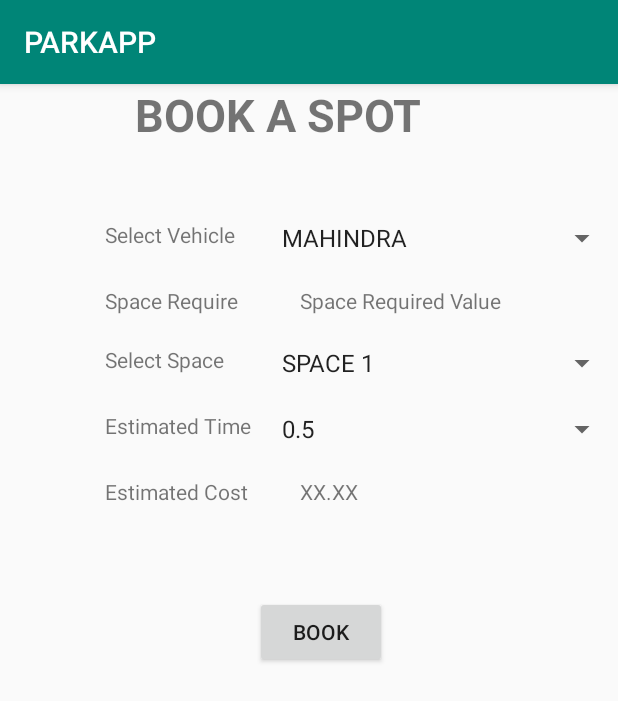
After one commit to ujjaldas132/parkApp, an Android app: the BOOK screen opened directly, with no data from a screen before it, on a phone screen of 412 x 824 dp. The commit adds this screen. Shown: the top 701 px of the screen. Run offline under Robolectric (Android 15) with nearby library versions, the phone set to English and light mode, and no system bars.

Commit message:
book a spot done

```diff
--- a/assets/app/src/main/AndroidManifest.xml
+++ b/assets/app/src/main/AndroidManifest.xml
@@ -12,7 +12,9 @@
         android:roundIcon="@mipmap/ic_launcher_round"
         android:supportsRtl="true"
         android:theme="@style/AppTheme">
-        <activity android:name=".CAR"></activity>
+        <activity android:name=".FIND"></activity>
+        <activity android:name=".BOOK" />
+        <activity android:name=".CAR" />
         <activity android:name=".MainActivity">
             <intent-filter>
                 <action android:name="android.intent.action.MAIN" />
--- /dev/null
+++ b/assets/app/src/main/java/com/example/parkapp/BOOK.java
@@ -0,0 +1,65 @@
+package com.example.parkapp;
+
+import androidx.appcompat.app.AppCompatActivity;
+
+import android.os.Bundle;
+import android.widget.ArrayAdapter;
+import android.widget.Spinner;
+
+import java.util.ArrayList;
+import java.util.List;
+
+public class BOOK extends AppCompatActivity {
+    public String[] arrayVehicle = new String[] {
+            "MAHINDRA","Tesla"
+    };
+    public String[] arraySpace= new String[] {
+            "SPACE 1","SPACE 3","SPACE 4","SPACE 7"
+    };
+    public String[] arrayTime= new String[] {
+            "0.5","1","1.5","2","2.5","3"
+    };
+
+
+    @Override
+    protected void onCreate(Bundle savedInstanceState) {
+        super.onCreate(savedInstanceState);
+        setContentView(R.layout.activity_book);
+
+
+
+
+
+
+        Spinner s = (Spinner) findViewById(R.id.selectVehicle);
+        ArrayAdapter<String> adapter = new ArrayAdapter<String>(this,
+                android.R.layout.simple_spinner_item, arrayVehicle);
+        adapter.setDropDownViewResource(android.R.layout.simple_spinner_dropdown_item);
+        s.setAdapter(adapter);
+
+
+
+
+
+        Spinner sp = (Spinner) findViewById(R.id.selectSpace);
+        ArrayAdapter<String> adapter1 = new ArrayAdapter<String>(this,
+                android.R.layout.simple_spinner_item, arraySpace);
+        adapter1.setDropDownViewResource(android.R.layout.simple_spinner_dropdown_item);
+        sp.setAdapter(adapter1);
+
+
+
+
+        Spinner timesp = (Spinner) findViewById(R.id.timeValue);
+        ArrayAdapter<String> adaptert = new ArrayAdapter<String>(this,
+                android.R.layout.simple_spinner_item, arrayTime);
+        adaptert.setDropDownViewResource(android.R.layout.simple_spinner_dropdown_item);
+        timesp.setAdapter(adaptert);
+
+    }
+
+
+
+
+
+}
--- /dev/null
+++ b/assets/app/src/main/java/com/example/parkapp/FIND.java
@@ -0,0 +1,14 @@
+package com.example.parkapp;
+
+import androidx.appcompat.app.AppCompatActivity;
+
+import android.os.Bundle;
+
+public class FIND extends AppCompatActivity {
+
+    @Override
+    protected void onCreate(Bundle savedInstanceState) {
+        super.onCreate(savedInstanceState);
+        setContentView(R.layout.activity_find);
+    }
+}
--- a/assets/app/src/main/java/com/example/parkapp/MainActivity.java
+++ b/assets/app/src/main/java/com/example/parkapp/MainActivity.java
@@ -20,6 +20,22 @@ public class MainActivity extends AppCompatActivity {
         setContentView(R.layout.activity_main);
     }
 
+    public void findSpot(View view){
+        Intent i= new Intent(this,FIND.class);
+        startActivity(i);
+    }
+
+
+
+    public void bookSpot(View view){
+        Intent i= new Intent(this,BOOK.class);
+        startActivity(i);
+    }
+
+
+
+
+
 
     public void getCarStatus(View view){
         Intent i= new Intent(this,CAR.class);
@@ -34,4 +50,8 @@ public class MainActivity extends AppCompatActivity {
 
         startActivity(i);
     }
+
+
+
+
 }
--- /dev/null
+++ b/assets/app/src/main/res/layout/activity_book.xml
@@ -0,0 +1,140 @@
+<?xml version="1.0" encoding="utf-8"?>
+<RelativeLayout xmlns:android="http://schemas.android.com/apk/res/android"
+    xmlns:app="http://schemas.android.com/apk/res-auto"
+    xmlns:tools="http://schemas.android.com/tools"
+    android:layout_width="match_parent"
+    android:layout_height="match_parent"
+    tools:context=".BOOK">
+
+    <TextView
+        android:id="@+id/header"
+        android:layout_width="wrap_content"
+        android:layout_height="wrap_content"
+        android:text="BOOK A SPOT"
+        android:textSize="30dp"
+        android:textStyle="bold"
+        android:layout_marginLeft="90dp"
+        />
+
+
+
+
+    <TextView
+        android:id="@+id/vehicle"
+        android:layout_width="wrap_content"
+        android:layout_height="wrap_content"
+        android:text="Select Vehicle"
+        android:layout_below="@id/header"
+        android:layout_marginTop="50dp"
+        android:layout_marginLeft="70dp"
+        />
+    <Spinner
+        android:id="@+id/selectVehicle"
+        android:layout_width="match_parent"
+        android:layout_height="wrap_content"
+        android:layout_below="@id/header"
+        android:layout_marginTop="50dp"
+        android:layout_marginLeft="180dp"
+        />
+
+
+
+
+
+    <TextView
+        android:id="@+id/spaceRequired"
+        android:layout_width="wrap_content"
+        android:layout_height="wrap_content"
+        android:text="Space Require"
+        android:layout_below="@id/selectVehicle"
+        android:layout_marginTop="20dp"
+        android:layout_marginLeft="70dp"
+        />
+    <TextView
+        android:id="@+id/spaceRequiredValue"
+        android:layout_width="wrap_content"
+        android:layout_height="wrap_content"
+        android:text="Space Required Value"
+        android:layout_below="@id/selectVehicle"
+        android:layout_marginTop="20dp"
+        android:layout_marginLeft="200dp"
+        />
+
+
+
+
+
+    <TextView
+        android:id="@+id/space"
+        android:layout_width="wrap_content"
+        android:layout_height="wrap_content"
+        android:text="Select Space"
+        android:layout_below="@id/spaceRequiredValue"
+        android:layout_marginTop="20dp"
+        android:layout_marginLeft="70dp"
+        />
+    <Spinner
+        android:id="@+id/selectSpace"
+        android:layout_width="match_parent"
+        android:layout_height="wrap_content"
+        android:layout_below="@id/spaceRequiredValue"
+        android:layout_marginTop="20dp"
+        android:layout_marginLeft="180dp"
+        />
+
+
+
+    <TextView
+        android:id="@+id/time"
+        android:layout_width="wrap_content"
+        android:layout_height="wrap_content"
+        android:text="Estimated Time"
+        android:layout_below="@id/selectSpace"
+        android:layout_marginTop="20dp"
+        android:layout_marginLeft="70dp"
+        />
+    <Spinner
+        android:id="@+id/timeValue"
+        android:layout_width="match_parent"
+        android:layout_height="wrap_content"
+        android:layout_below="@id/selectSpace"
+        android:layout_marginTop="20dp"
+        android:layout_marginLeft="180dp"
+        />
+
+
+
+
+
+    <TextView
+        android:id="@+id/cost"
+        android:layout_width="wrap_content"
+        android:layout_height="wrap_content"
+        android:text="Estimated Cost"
+        android:layout_below="@id/timeValue"
+        android:layout_marginTop="20dp"
+        android:layout_marginLeft="70dp"
+        />
+    <TextView
+        android:id="@+id/costValue"
+        android:layout_width="match_parent"
+        android:layout_height="wrap_content"
+        android:text="XX.XX"
+        android:layout_below="@id/timeValue"
+        android:layout_marginTop="20dp"
+        android:layout_marginLeft="200dp"
+        />
+
+
+
+    <Button
+        android:id="@+id/book"
+        android:layout_width="wrap_content"
+        android:layout_height="wrap_content"
+        android:text="BOOK"
+        android:layout_below="@id/costValue"
+        android:layout_marginTop="60dp"
+        android:layout_marginLeft="170dp"/>
+
+
+</RelativeLayout>
--- /dev/null
+++ b/assets/app/src/main/res/layout/activity_find.xml
@@ -0,0 +1,18 @@
+<?xml version="1.0" encoding="utf-8"?>
+<RelativeLayout xmlns:android="http://schemas.android.com/apk/res/android"
+    xmlns:app="http://schemas.android.com/apk/res-auto"
+    xmlns:tools="http://schemas.android.com/tools"
+    android:layout_width="match_parent"
+    android:layout_height="match_parent"
+    tools:context=".FIND">
+
+
+    <TextView
+        android:id="@+id/header"
+        android:layout_width="wrap_content"
+        android:layout_height="wrap_content"
+        android:text="FIND A SPOT"
+        android:textSize="30dp"
+        android:textStyle="bold"
+        android:layout_marginLeft="90dp"/>
+</RelativeLayout>
--- a/assets/app/src/main/res/layout/activity_main.xml
+++ b/assets/app/src/main/res/layout/activity_main.xml
@@ -29,6 +29,7 @@
 
         android:layout_marginLeft="120dp"
         android:layout_marginTop="150dp"
+        android:onClick="findSpot"
 
 
 
@@ -46,6 +47,7 @@
 
         android:layout_marginLeft="120dp"
         android:layout_marginTop="20dp"
+        android:onClick="bookSpot"
 
 
 
```
